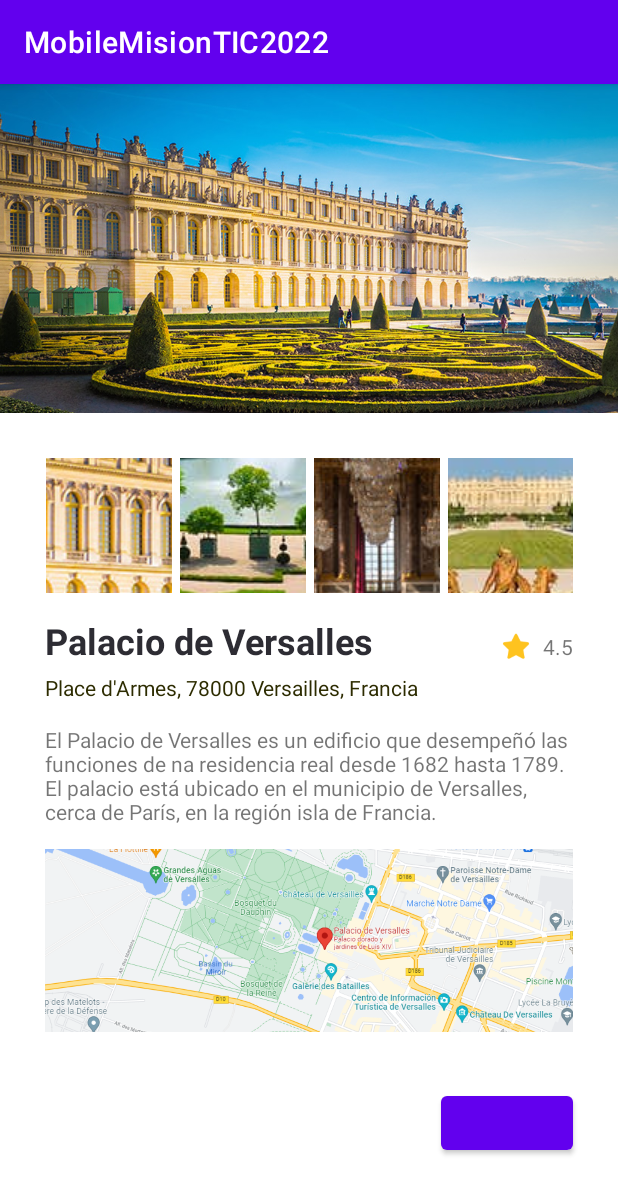
After one commit to FelixDavid12/mobile-mision-tic-2022, an Android app: the PalaceOfVersaillesActivity screen opened directly, with no data from a screen before it, on a phone screen of 412 x 824 dp. The commit adds this screen. Shown: the top 1194 px of the screen. Run offline under Robolectric (Android 15) with nearby library versions, the phone set to English and light mode, and no system bars.

Commit message:
Activity of the Palace of Versailles finished

```diff
--- a/app/src/main/AndroidManifest.xml
+++ b/app/src/main/AndroidManifest.xml
@@ -11,15 +11,17 @@
         android:supportsRtl="true"
         android:theme="@style/Theme.MobileMisionTIC2022">
         <activity
+            android:name=".PalaceOfVersaillesActivity"
+            android:exported="true" />
+        <activity
             android:name=".EiffelTowerActivity"
-            android:exported="true" >
+            android:exported="true">
             <intent-filter>
                 <action android:name="android.intent.action.MAIN" />
 
                 <category android:name="android.intent.category.LAUNCHER" />
             </intent-filter>
         </activity>
-
     </application>
 
 </manifest>
--- /dev/null
+++ b/app/src/main/java/com/lospythones/mobilemisiontic2022/PalaceOfVersaillesActivity.kt
@@ -0,0 +1,11 @@
+package com.lospythones.mobilemisiontic2022
+
+import androidx.appcompat.app.AppCompatActivity
+import android.os.Bundle
+
+class PalaceOfVersaillesActivity : AppCompatActivity() {
+    override fun onCreate(savedInstanceState: Bundle?) {
+        super.onCreate(savedInstanceState)
+        setContentView(R.layout.activity_palace_of_versailles)
+    }
+}
--- /dev/null
+++ b/app/src/main/res/layout-land/activity_palace_of_versailles.xml
@@ -0,0 +1,191 @@
+<?xml version="1.0" encoding="utf-8"?>
+<androidx.constraintlayout.widget.ConstraintLayout xmlns:android="http://schemas.android.com/apk/res/android"
+    xmlns:app="http://schemas.android.com/apk/res-auto"
+    xmlns:tools="http://schemas.android.com/tools"
+    android:layout_width="match_parent"
+    android:layout_height="match_parent"
+    tools:context=".PalaceOfVersaillesActivity">
+
+    <ImageView
+        android:id="@+id/main_image_view"
+        android:layout_width="280dp"
+        android:layout_height="0dp"
+        android:importantForAccessibility="no"
+        android:scaleType="centerCrop"
+        app:layout_constraintBottom_toBottomOf="parent"
+        app:layout_constraintEnd_toEndOf="parent"
+        app:layout_constraintHorizontal_bias="0.0"
+        app:layout_constraintStart_toStartOf="parent"
+        app:layout_constraintTop_toTopOf="parent"
+        app:srcCompat="@drawable/versailles_0"
+        tools:ignore="ImageContrastCheck"
+        tools:srcCompat="@drawable/versailles_0" />
+
+    <TextView
+        android:id="@+id/poi_name"
+        android:layout_width="0dp"
+        android:layout_height="wrap_content"
+        android:layout_marginStart="25dp"
+        android:layout_marginTop="15dp"
+        android:layout_marginEnd="10dp"
+        android:layout_marginBottom="30dp"
+        android:text="@string/poi_name"
+        android:textColor="#2D2C33"
+        android:textSize="24sp"
+        android:textStyle="bold"
+        app:layout_constraintBottom_toBottomOf="parent"
+        app:layout_constraintEnd_toStartOf="@+id/icon_star"
+        app:layout_constraintStart_toEndOf="@+id/main_image_view"
+        app:layout_constraintTop_toBottomOf="@+id/linearLayout"
+        app:layout_constraintVertical_bias="0.0"
+        tools:text="Palacio de Versalles" />
+
+    <TextView
+        android:id="@+id/poi_location"
+        android:layout_width="0dp"
+        android:layout_height="wrap_content"
+        android:layout_marginStart="25dp"
+        android:layout_marginTop="5dp"
+        android:layout_marginEnd="30dp"
+        android:layout_marginBottom="30dp"
+        android:text="@string/poi_location"
+        android:textColor="#2D2C01"
+        app:layout_constraintBottom_toBottomOf="parent"
+        app:layout_constraintEnd_toEndOf="parent"
+        app:layout_constraintStart_toEndOf="@+id/main_image_view"
+        app:layout_constraintTop_toBottomOf="@+id/poi_name"
+        app:layout_constraintVertical_bias="0.0"
+        tools:text="Place d'Armes, 78000 Versailles, Francia" />
+
+    <TextView
+        android:id="@+id/poi_description"
+        android:layout_width="0dp"
+        android:layout_height="wrap_content"
+        android:layout_marginStart="25dp"
+        android:layout_marginTop="10dp"
+        android:layout_marginEnd="25dp"
+        android:layout_marginBottom="30dp"
+        android:text="@string/poi_description"
+        android:textColor="#2D2C33"
+        app:layout_constraintBottom_toBottomOf="parent"
+        app:layout_constraintEnd_toEndOf="parent"
+        app:layout_constraintStart_toEndOf="@+id/main_image_view"
+        app:layout_constraintTop_toBottomOf="@+id/poi_location"
+        app:layout_constraintVertical_bias="0.0"
+        tools:text="El Palacio de Versalles es un edificio que desempeñó las funciones de na residencia real desde 1682 hasta 1789. El palacio está ubicado en el municipio de Versalles, cerca de París, en la región isla de Francia." />
+
+    <TextView
+        android:id="@+id/poi_value"
+        android:layout_width="wrap_content"
+        android:layout_height="wrap_content"
+        android:layout_marginEnd="25dp"
+        android:text="@string/poi_value"
+        app:layout_constraintBaseline_toBaselineOf="@+id/poi_name"
+        app:layout_constraintEnd_toEndOf="parent"
+        tools:text="4.5" />
+
+    <LinearLayout
+        android:id="@+id/linearLayout"
+        android:layout_width="0dp"
+        android:layout_height="70dp"
+        android:layout_marginStart="25dp"
+        android:layout_marginTop="25dp"
+        android:layout_marginEnd="25dp"
+        android:orientation="horizontal"
+        app:layout_constraintBottom_toBottomOf="parent"
+        app:layout_constraintEnd_toEndOf="parent"
+        app:layout_constraintStart_toEndOf="@+id/main_image_view"
+        app:layout_constraintTop_toTopOf="parent"
+        app:layout_constraintVertical_bias="0.00999999">
+
+        <ImageButton
+            android:id="@+id/poi_img_0"
+            android:layout_width="120dp"
+            android:layout_height="wrap_content"
+            android:layout_marginEnd="5dp"
+            android:layout_weight="1"
+            android:contentDescription="@string/img_0_info"
+            android:scaleType="center"
+            android:src="@drawable/versailles_0"
+            tools:src="@drawable/versailles_0" />
+
+        <ImageButton
+            android:id="@+id/poi_img_1"
+            android:layout_width="120dp"
+            android:layout_height="wrap_content"
+            android:layout_marginEnd="5dp"
+            android:layout_weight="1"
+            android:contentDescription="@string/img_1_info"
+            android:src="@drawable/versailles_1"
+            tools:srcCompat="@drawable/versailles_1" />
+
+        <ImageButton
+            android:id="@+id/poi_img_2"
+            android:layout_width="120dp"
+            android:layout_height="wrap_content"
+            android:layout_marginEnd="5dp"
+            android:layout_weight="1"
+            android:contentDescription="@string/img_2_info"
+            android:src="@drawable/versailles_2"
+            tools:ignore="ImageContrastCheck"
+            tools:srcCompat="@drawable/versailles_2" />
+
+        <ImageButton
+            android:id="@+id/poi_img_3"
+            android:layout_width="120dp"
+            android:layout_height="wrap_content"
+            android:layout_weight="1"
+            android:contentDescription="@string/img_3_info"
+            android:scaleType="center"
+            android:src="@drawable/versailles_3"
+            tools:ignore="ImageContrastCheck"
+            tools:srcCompat="@drawable/versailles_3" />
+    </LinearLayout>
+
+    <ImageView
+        android:id="@+id/poi_img_map"
+        android:layout_width="0dp"
+        android:layout_height="81dp"
+        android:layout_marginStart="25dp"
+        android:layout_marginTop="10dp"
+        android:layout_marginEnd="25dp"
+        android:layout_marginBottom="30dp"
+        android:contentDescription="@string/img_map_info"
+        android:scaleType="centerCrop"
+        app:layout_constraintBottom_toBottomOf="parent"
+        app:layout_constraintEnd_toEndOf="parent"
+        app:layout_constraintStart_toEndOf="@+id/main_image_view"
+        app:layout_constraintTop_toBottomOf="@+id/poi_description"
+        app:layout_constraintVertical_bias="0.0"
+        app:srcCompat="@drawable/map_versailles"
+        tools:ignore="ImageContrastCheck"
+        tools:srcCompat="@drawable/map_versailles" />
+
+    <Button
+        android:id="@+id/button_to_map"
+        android:layout_width="wrap_content"
+        android:layout_height="wrap_content"
+        android:layout_marginTop="10dp"
+        android:layout_marginEnd="25dp"
+        android:layout_marginBottom="20dp"
+        android:textAllCaps="false"
+        android:textSize="14sp"
+        app:layout_constraintBottom_toBottomOf="parent"
+        app:layout_constraintEnd_toEndOf="parent"
+        app:layout_constraintHorizontal_bias="1.0"
+        app:layout_constraintStart_toStartOf="parent"
+        app:layout_constraintTop_toBottomOf="@+id/poi_img_map"
+        tools:text="Ubicar" />
+
+    <ImageView
+        android:id="@+id/icon_star"
+        android:layout_width="20dp"
+        android:layout_height="20dp"
+        android:layout_marginEnd="5dp"
+        android:importantForAccessibility="no"
+        app:layout_constraintBottom_toBottomOf="@+id/poi_value"
+        app:layout_constraintEnd_toStartOf="@+id/poi_value"
+        app:srcCompat="@drawable/icon_star"
+        tools:ignore="ImageContrastCheck" />
+
+</androidx.constraintlayout.widget.ConstraintLayout>
--- /dev/null
+++ b/app/src/main/res/layout/activity_palace_of_versailles.xml
@@ -0,0 +1,188 @@
+<?xml version="1.0" encoding="utf-8"?>
+<androidx.constraintlayout.widget.ConstraintLayout xmlns:android="http://schemas.android.com/apk/res/android"
+    xmlns:app="http://schemas.android.com/apk/res-auto"
+    xmlns:tools="http://schemas.android.com/tools"
+    android:layout_width="match_parent"
+    android:layout_height="match_parent"
+    tools:context=".PalaceOfVersaillesActivity">
+
+    <ImageView
+        android:id="@+id/main_image_view"
+        android:layout_width="413dp"
+        android:layout_height="219dp"
+        android:importantForAccessibility="no"
+        android:scaleType="centerCrop"
+        app:layout_constraintEnd_toEndOf="parent"
+        app:layout_constraintStart_toStartOf="parent"
+        app:layout_constraintTop_toTopOf="parent"
+        app:srcCompat="@drawable/versailles_0"
+        tools:ignore="ImageContrastCheck"
+        tools:srcCompat="@drawable/versailles_0" />
+
+    <TextView
+        android:id="@+id/poi_name"
+        android:layout_width="0dp"
+        android:layout_height="wrap_content"
+        android:layout_marginStart="30dp"
+        android:layout_marginTop="15dp"
+        android:layout_marginEnd="10dp"
+        android:layout_marginBottom="30dp"
+        android:text="@string/poi_name"
+        android:textColor="#2D2C33"
+        android:textSize="24sp"
+        android:textStyle="bold"
+        app:layout_constraintBottom_toBottomOf="parent"
+        app:layout_constraintEnd_toStartOf="@+id/icon_star"
+        app:layout_constraintStart_toStartOf="parent"
+        app:layout_constraintTop_toBottomOf="@+id/linearLayout"
+        app:layout_constraintVertical_bias="0.0"
+        tools:text="Palacio de Versalles" />
+
+    <TextView
+        android:id="@+id/poi_location"
+        android:layout_width="wrap_content"
+        android:layout_height="wrap_content"
+        android:layout_marginStart="30dp"
+        android:layout_marginTop="5dp"
+        android:layout_marginBottom="30dp"
+        android:text="@string/poi_location"
+        android:textColor="#2D2C01"
+        app:layout_constraintBottom_toBottomOf="parent"
+        app:layout_constraintStart_toStartOf="parent"
+        app:layout_constraintTop_toBottomOf="@+id/poi_name"
+        app:layout_constraintVertical_bias="0.0"
+        tools:text="Place d'Armes, 78000 Versailles, Francia" />
+
+    <TextView
+        android:id="@+id/poi_description"
+        android:layout_width="0dp"
+        android:layout_height="wrap_content"
+        android:layout_marginStart="30dp"
+        android:layout_marginTop="15dp"
+        android:layout_marginEnd="30dp"
+        android:layout_marginBottom="30dp"
+        android:text="@string/poi_description"
+        app:layout_constraintBottom_toBottomOf="parent"
+        app:layout_constraintEnd_toEndOf="parent"
+        app:layout_constraintStart_toStartOf="parent"
+        app:layout_constraintTop_toBottomOf="@+id/poi_location"
+        app:layout_constraintVertical_bias="0.0"
+        tools:text="El Palacio de Versalles es un edificio que desempeñó las funciones de na residencia real desde 1682 hasta 1789. El palacio está ubicado en el municipio de Versalles, cerca de París, en la región isla de Francia." />
+
+    <TextView
+        android:id="@+id/poi_value"
+        android:layout_width="wrap_content"
+        android:layout_height="wrap_content"
+        android:layout_marginEnd="30dp"
+        android:text="@string/poi_value"
+        app:layout_constraintBaseline_toBaselineOf="@+id/poi_name"
+        app:layout_constraintEnd_toEndOf="parent"
+        tools:text="4.5" />
+
+    <LinearLayout
+        android:id="@+id/linearLayout"
+        android:layout_width="351dp"
+        android:layout_height="90dp"
+        android:layout_marginTop="30dp"
+        android:layout_marginBottom="30dp"
+        android:orientation="horizontal"
+        app:layout_constraintBottom_toBottomOf="parent"
+        app:layout_constraintEnd_toEndOf="parent"
+        app:layout_constraintStart_toStartOf="parent"
+        app:layout_constraintTop_toBottomOf="@+id/main_image_view"
+        app:layout_constraintVertical_bias="0.0">
+
+        <ImageButton
+            android:id="@+id/poi_img_0"
+            android:layout_width="120dp"
+            android:layout_height="wrap_content"
+            android:layout_marginEnd="5dp"
+            android:layout_weight="1"
+            android:contentDescription="@string/img_0_info"
+            android:scaleType="center"
+            android:src="@drawable/versailles_0"
+            tools:ignore="ImageContrastCheck"
+            tools:src="@drawable/versailles_0" />
+
+        <ImageButton
+            android:id="@+id/poi_img_1"
+            android:layout_width="120dp"
+            android:layout_height="wrap_content"
+            android:layout_marginEnd="5dp"
+            android:layout_weight="1"
+            android:contentDescription="@string/img_1_info"
+            android:src="@drawable/versailles_1"
+            tools:srcCompat="@drawable/versailles_1" />
+
+        <ImageButton
+            android:id="@+id/poi_img_2"
+            android:layout_width="120dp"
+            android:layout_height="wrap_content"
+            android:layout_marginEnd="5dp"
+            android:layout_weight="1"
+            android:contentDescription="@string/img_2_info"
+            android:src="@drawable/versailles_2"
+            tools:ignore="ImageContrastCheck"
+            tools:srcCompat="@drawable/versailles_2" />
+
+        <ImageButton
+            android:id="@+id/poi_img_3"
+            android:layout_width="120dp"
+            android:layout_height="wrap_content"
+            android:layout_weight="1"
+            android:contentDescription="@string/img_3_info"
+            android:scaleType="center"
+            android:src="@drawable/versailles_3"
+            tools:ignore="ImageContrastCheck"
+            tools:srcCompat="@drawable/versailles_3" />
+    </LinearLayout>
+
+    <ImageView
+        android:id="@+id/poi_img_map"
+        android:layout_width="0dp"
+        android:layout_height="122dp"
+        android:layout_marginStart="30dp"
+        android:layout_marginTop="15dp"
+        android:layout_marginEnd="30dp"
+        android:layout_marginBottom="30dp"
+        android:contentDescription="@string/img_map_info"
+        android:scaleType="centerCrop"
+        app:layout_constraintBottom_toBottomOf="parent"
+        app:layout_constraintEnd_toEndOf="parent"
+        app:layout_constraintStart_toStartOf="parent"
+        app:layout_constraintTop_toBottomOf="@+id/poi_description"
+        app:layout_constraintVertical_bias="0.0"
+        app:srcCompat="@drawable/map_versailles"
+        tools:ignore="ImageContrastCheck"
+        tools:srcCompat="@drawable/map_versailles" />
+
+    <Button
+        android:id="@+id/button_to_map"
+        android:layout_width="wrap_content"
+        android:layout_height="wrap_content"
+        android:layout_marginTop="15dp"
+        android:layout_marginEnd="30dp"
+        android:layout_marginBottom="30dp"
+        android:textAllCaps="false"
+        android:textSize="14sp"
+        app:layout_constraintBottom_toBottomOf="parent"
+        app:layout_constraintEnd_toEndOf="parent"
+        app:layout_constraintHorizontal_bias="1.0"
+        app:layout_constraintStart_toStartOf="parent"
+        app:layout_constraintTop_toBottomOf="@+id/poi_img_map"
+        tools:text="Ubicar" />
+
+    <ImageView
+        android:id="@+id/icon_star"
+        android:layout_width="20dp"
+        android:layout_height="20dp"
+        android:layout_marginEnd="8dp"
+        android:importantForAccessibility="no"
+        app:layout_constraintBottom_toBottomOf="@+id/poi_value"
+        app:layout_constraintEnd_toStartOf="@+id/poi_value"
+        app:layout_constraintTop_toBottomOf="@+id/linearLayout"
+        app:layout_constraintVertical_bias="1.0"
+        app:srcCompat="@drawable/icon_star"
+        tools:ignore="ImageContrastCheck" />
+
+</androidx.constraintlayout.widget.ConstraintLayout>
--- a/app/src/main/res/values/strings.xml
+++ b/app/src/main/res/values/strings.xml
@@ -8,4 +8,13 @@
         Fue construida durante 2 años para la Exposición Universal de París en 1889.
         Cuenta con 8 ascensores y 4 formas de acceso a través de sus patas.
     </string>
+    <string name="poi_name">Palacio de Versalles</string>
+    <string name="poi_location">Place d\'Armes, 78000 Versailles, Francia</string>
+    <string name="poi_value">4.5</string>
+    <string name="poi_description">El Palacio de Versalles es un edificio que desempeñó las funciones de na residencia real desde 1682 hasta 1789. El palacio está ubicado en el municipio de Versalles, cerca de París, en la región isla de Francia.</string>
+    <string name="img_0_info">Vista general del palacio</string>
+    <string name="img_1_info">Jardín del palacio</string>
+    <string name="img_2_info">Interior del palacio</string>
+    <string name="img_3_info">Frente del palacio</string>
+    <string name="img_map_info">Vista de ubicación del palacio</string>
 </resources>
```
Also changed, not shown: app/src/main/res/drawable/icon_star.png (added), app/src/main/res/drawable/map_versailles.PNG (added), app/src/main/res/drawable/versailles_0.jpg (added), app/src/main/res/drawable/versailles_1.jpg (added), app/src/main/res/drawable/versailles_2.jpg (added), app/src/main/res/drawable/versailles_3.jpg (added).
